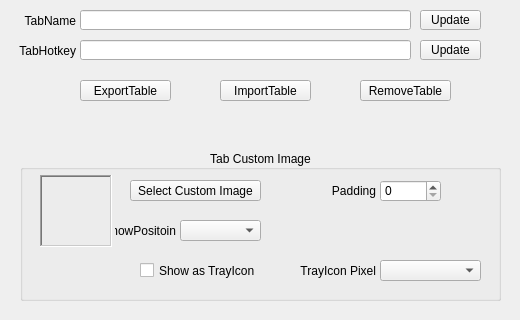
Before: the Qt Designer form QKeyMapper/qtablesetupdialog.ui in Zalafina/QKeyMapper, drawn with Qt 5.
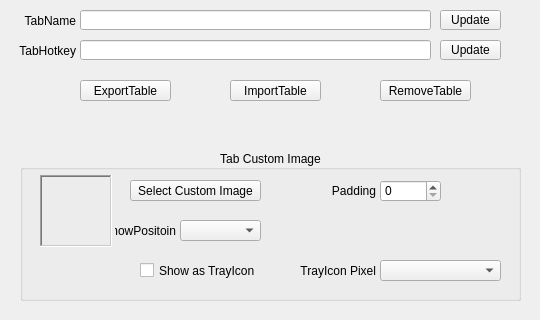
After: the same form once the commit is applied.

What changed in the file:
```diff
--- a/QKeyMapper/qtablesetupdialog.ui
+++ b/QKeyMapper/qtablesetupdialog.ui
@@ -6,7 +6,7 @@
    <rect>
     <x>0</x>
     <y>0</y>
-    <width>520</width>
+    <width>540</width>
     <height>320</height>
    </rect>
   </property>
@@ -18,13 +18,13 @@
   </property>
   <property name="minimumSize">
    <size>
-    <width>520</width>
+    <width>540</width>
     <height>320</height>
    </size>
   </property>
   <property name="maximumSize">
    <size>
-    <width>520</width>
+    <width>540</width>
     <height>320</height>
    </size>
   </property>
@@ -34,7 +34,7 @@
   <widget class="QPushButton" name="tabHotkeyUpdateButton">
    <property name="geometry">
     <rect>
-     <x>420</x>
+     <x>440</x>
      <y>40</y>
      <width>61</width>
      <height>20</height>
@@ -71,7 +71,7 @@
     <rect>
      <x>80</x>
      <y>40</y>
-     <width>331</width>
+     <width>351</width>
      <height>20</height>
     </rect>
    </property>
@@ -79,7 +79,7 @@
   <widget class="QPushButton" name="tabNameUpdateButton">
    <property name="geometry">
     <rect>
-     <x>420</x>
+     <x>440</x>
      <y>10</y>
      <width>61</width>
      <height>20</height>
@@ -116,7 +116,7 @@
     <rect>
      <x>80</x>
      <y>10</y>
-     <width>331</width>
+     <width>351</width>
      <height>20</height>
     </rect>
    </property>
@@ -143,7 +143,7 @@
   <widget class="QPushButton" name="importTableButton">
    <property name="geometry">
     <rect>
-     <x>220</x>
+     <x>230</x>
      <y>80</y>
      <width>91</width>
      <height>21</height>
@@ -162,7 +162,7 @@
   <widget class="QPushButton" name="removeTableButton">
    <property name="geometry">
     <rect>
-     <x>360</x>
+     <x>380</x>
      <y>80</y>
      <width>91</width>
      <height>21</height>
@@ -310,7 +310,7 @@
     <rect>
      <x>20</x>
      <y>150</y>
-     <width>481</width>
+     <width>501</width>
      <height>151</height>
     </rect>
    </property>
@@ -326,7 +326,7 @@
     <rect>
      <x>380</x>
      <y>260</y>
-     <width>101</width>
+     <width>121</width>
      <height>21</height>
     </rect>
    </property>
```
